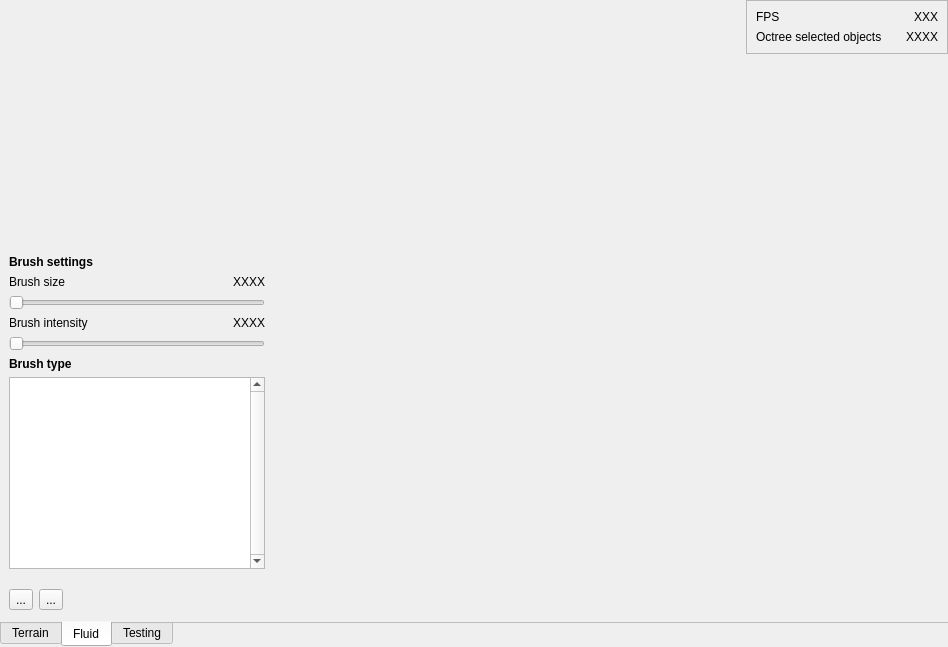
First picture: the form in game/ui/terraform.ui, repository horazont/scc, before the edit.
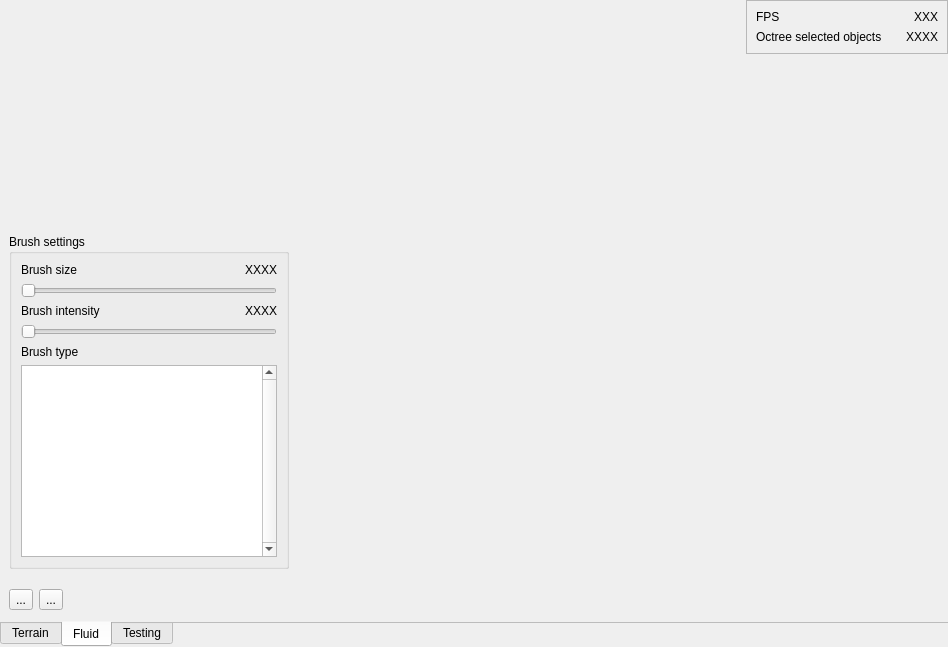
Second picture: the form after the edit.

Commit message: Modify UI to use group boxes and handle label updates in code

Patch:
```diff
--- a/game/ui/terraform.ui
+++ b/game/ui/terraform.ui
@@ -353,45 +353,62 @@
     </spacer>
    </item>
    <item row="2" column="0">
-    <widget class="QFrame" name="tool_settings_frame">
-     <property name="frameShape">
-      <enum>QFrame::NoFrame</enum>
-     </property>
-     <property name="frameShadow">
-      <enum>QFrame::Plain</enum>
-     </property>
+    <widget class="QWidget" name="tool_settings_frame" native="true">
      <layout class="QGridLayout" name="gridLayout_2">
       <item row="0" column="0">
-       <widget class="QWidget" name="brush_settings" native="true">
-        <layout class="QGridLayout" name="gridLayout_4">
-         <property name="leftMargin">
-          <number>0</number>
-         </property>
-         <property name="topMargin">
-          <number>0</number>
-         </property>
-         <property name="rightMargin">
-          <number>0</number>
-         </property>
-         <property name="bottomMargin">
-          <number>0</number>
-         </property>
-         <item row="3" column="0">
+       <widget class="QGroupBox" name="brush_settings">
+        <property name="title">
+         <string>Brush settings</string>
+        </property>
+        <layout class="QGridLayout" name="gridLayout_5">
+         <item row="1" column="0" colspan="2">
+          <widget class="QSlider" name="slider_brush_size">
+           <property name="sizePolicy">
+            <sizepolicy hsizetype="Expanding" vsizetype="Fixed">
+             <horstretch>0</horstretch>
+             <verstretch>0</verstretch>
+            </sizepolicy>
+           </property>
+           <property name="baseSize">
+            <size>
+             <width>0</width>
+             <height>0</height>
+            </size>
+           </property>
+           <property name="minimum">
+            <number>1</number>
+           </property>
+           <property name="maximum">
+            <number>1024</number>
+           </property>
+           <property name="orientation">
+            <enum>Qt::Horizontal</enum>
+           </property>
+          </widget>
+         </item>
+         <item row="4" column="0">
+          <widget class="QLabel" name="label_6">
+           <property name="text">
+            <string>Brush type</string>
+           </property>
+          </widget>
+         </item>
+         <item row="2" column="0">
           <widget class="QLabel" name="label_3">
            <property name="text">
             <string>Brush intensity</string>
            </property>
           </widget>
          </item>
-         <item row="1" column="0">
+         <item row="0" column="0">
           <widget class="QLabel" name="label">
            <property name="text">
             <string>Brush size</string>
            </property>
           </widget>
          </item>
-         <item row="3" column="1">
-          <widget class="QLabel" name="label_4">
+         <item row="0" column="1">
+          <widget class="QLabel" name="brush_size_label">
            <property name="sizePolicy">
             <sizepolicy hsizetype="Fixed" vsizetype="Preferred">
              <horstretch>0</horstretch>
@@ -415,22 +432,8 @@
            </property>
           </widget>
          </item>
-         <item row="0" column="0">
-          <widget class="QLabel" name="label_5">
-           <property name="text">
-            <string>&lt;html&gt;&lt;head/&gt;&lt;body&gt;&lt;p&gt;&lt;span style=&quot; font-weight:600;&quot;&gt;Brush settings&lt;/span&gt;&lt;/p&gt;&lt;/body&gt;&lt;/html&gt;</string>
-           </property>
-          </widget>
-         </item>
-         <item row="5" column="0">
-          <widget class="QLabel" name="label_6">
-           <property name="text">
-            <string>&lt;html&gt;&lt;head/&gt;&lt;body&gt;&lt;p&gt;&lt;span style=&quot; font-weight:600;&quot;&gt;Brush type&lt;/span&gt;&lt;/p&gt;&lt;/body&gt;&lt;/html&gt;</string>
-           </property>
-          </widget>
-         </item>
-         <item row="1" column="1">
-          <widget class="QLabel" name="label_2">
+         <item row="2" column="1">
+          <widget class="QLabel" name="brush_intensity_label">
            <property name="sizePolicy">
             <sizepolicy hsizetype="Fixed" vsizetype="Preferred">
              <horstretch>0</horstretch>
@@ -454,7 +457,26 @@
            </property>
           </widget>
          </item>
-         <item row="6" column="0" colspan="2">
+         <item row="3" column="0" colspan="2">
+          <widget class="QSlider" name="slider_brush_strength">
+           <property name="maximum">
+            <number>1000</number>
+           </property>
+           <property name="singleStep">
+            <number>1</number>
+           </property>
+           <property name="value">
+            <number>0</number>
+           </property>
+           <property name="orientation">
+            <enum>Qt::Horizontal</enum>
+           </property>
+           <property name="tickInterval">
+            <number>0</number>
+           </property>
+          </widget>
+         </item>
+         <item row="5" column="0" colspan="2">
           <widget class="QListView" name="brush_list">
            <property name="verticalScrollBarPolicy">
             <enum>Qt::ScrollBarAlwaysOn</enum>
@@ -470,50 +492,6 @@
            </property>
           </widget>
          </item>
-         <item row="4" column="0" colspan="2">
-          <widget class="QSlider" name="slider_brush_strength">
-           <property name="maximum">
-            <number>1000</number>
-           </property>
-           <property name="singleStep">
-            <number>1</number>
-           </property>
-           <property name="value">
-            <number>0</number>
-           </property>
-           <property name="orientation">
-            <enum>Qt::Horizontal</enum>
-           </property>
-           <property name="tickInterval">
-            <number>0</number>
-           </property>
-          </widget>
-         </item>
-         <item row="2" column="0" colspan="2">
-          <widget class="QSlider" name="slider_brush_size">
-           <property name="sizePolicy">
-            <sizepolicy hsizetype="Expanding" vsizetype="Fixed">
-             <horstretch>0</horstretch>
-             <verstretch>0</verstretch>
-            </sizepolicy>
-           </property>
-           <property name="baseSize">
-            <size>
-             <width>0</width>
-             <height>0</height>
-            </size>
-           </property>
-           <property name="minimum">
-            <number>1</number>
-           </property>
-           <property name="maximum">
-            <number>1024</number>
-           </property>
-           <property name="orientation">
-            <enum>Qt::Horizontal</enum>
-           </property>
-          </widget>
-         </item>
         </layout>
        </widget>
       </item>
```
Left out of the diff: 35 changed lines with no effect on the pictures. The commit also changes 1 other file.
